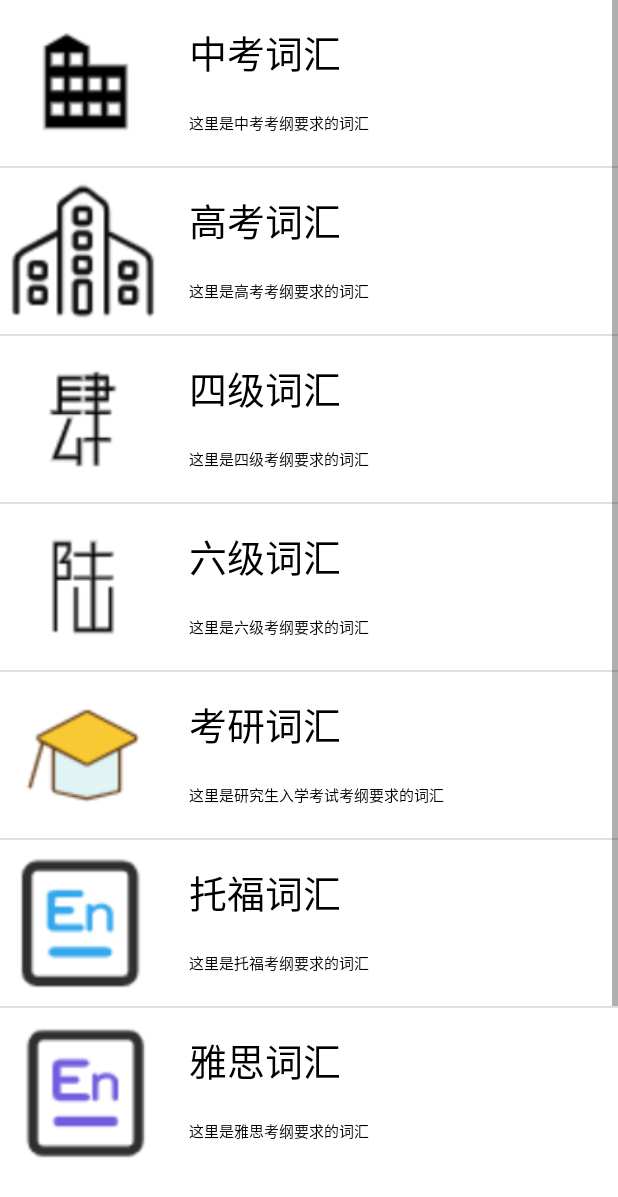
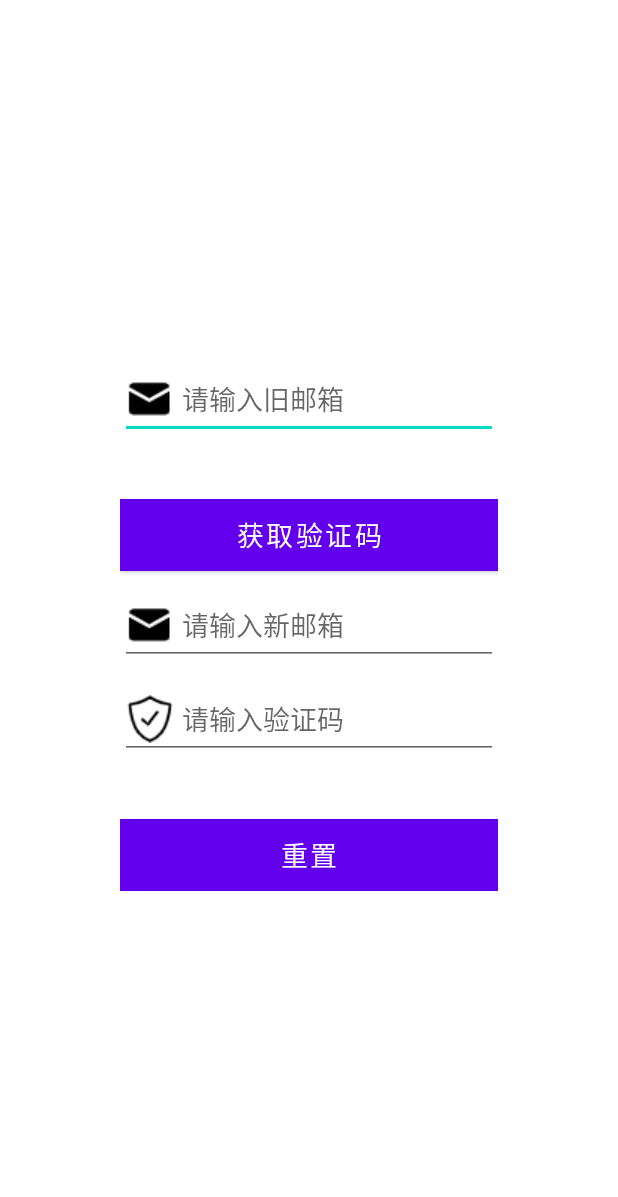
Before and after one commit to gaga666/android_test, an Android app: the First screen opened directly, with no data from a screen before it, after a tap on an icon or button, on a phone screen of 412 x 824 dp. Shown: the top 1197 px of the screen. Run offline under Robolectric (Android 15) with nearby library versions, the phone set to English and light mode, and no system bars.

Commit message:
添加个人中心界面和修改邮箱功能

```diff
--- a/app/src/main/java/com/example/charge/First.java
+++ b/app/src/main/java/com/example/charge/First.java
@@ -6,6 +6,8 @@ import android.view.View;
 import android.widget.ImageView;
 
 import androidx.appcompat.app.AppCompatActivity;
+
+import com.example.charge.changemail.change_mail;
 
 public class First extends AppCompatActivity {
     @Override
@@ -26,7 +28,7 @@ public class First extends AppCompatActivity {
         first_cal.setOnClickListener(new View.OnClickListener() {
             @Override
             public void onClick(View view) {
-                Intent i = new Intent(First.this,maininterface.class);
+                Intent i = new Intent(First.this, change_mail.class);
                 startActivity(i);
                 overridePendingTransition(0,0);
             }
--- a/app/src/main/java/com/example/charge/maininterface.java
+++ b/app/src/main/java/com/example/charge/maininterface.java
@@ -40,7 +40,7 @@ public class maininterface extends AppCompatActivity {
             Map<String,Object> map = new HashMap<>();
             map.put("list_image",list_image[i]);
             map.put("list_text1",list_text1[i]);
-            map.put("list_text2",list_text2[i]);
+//            map.put("list_text2",list_text2[i]);
             lists.add(map);
         }
         /**
@@ -50,7 +50,7 @@ public class maininterface extends AppCompatActivity {
                 ,lists
                 ,R.layout.list
                 ,new String[]{"list_image","list_text1","list_text2"}
-                , new int[]{R.id.list_image,R.id.list_text1,R.id.list_text2});
+                , new int[]{R.id.list_image,R.id.list_text1});
         ListView listView = (ListView) findViewById(R.id.inter_listview);
         listView.setAdapter(adapter);
     }
--- a/app/src/main/java/com/example/charge/uses_head.java
+++ b/app/src/main/java/com/example/charge/uses_head.java
@@ -28,7 +28,6 @@ import java.io.File;
 import java.io.FileOutputStream;
 import java.io.IOException;
 import java.io.InputStream;
-import java.lang.reflect.Type;
 
 import okhttp3.Call;
 import okhttp3.Callback;
@@ -112,6 +111,7 @@ public class uses_head extends AppCompatActivity {
                 }
             }
         });
+        file.delete();
     }
 
     /**
--- a/app/src/main/res/layout/activity_bottom_bar.xml
+++ b/app/src/main/res/layout/activity_bottom_bar.xml
@@ -57,6 +57,7 @@
                 android:layout_width="0dp"
                 android:layout_height="match_parent"
                 android:layout_weight="1">
+
                 <TextView
                     android:id="@+id/bottom_bar_2text"
                     android:layout_width="match_parent"
@@ -67,7 +68,7 @@
                     android:gravity="center"
                     android:text="发布"
                     android:textColor="@color/black"
-                    android:textSize="14sp"/>
+                    android:textSize="14sp" />
                 <ImageView
                     android:id="@+id/bottom_bar_2image"
                     android:layout_width="30dp"
--- /dev/null
+++ b/app/src/main/res/layout/activity_change_mail.xml
@@ -0,0 +1,83 @@
+<?xml version="1.0" encoding="utf-8"?>
+<RelativeLayout xmlns:android="http://schemas.android.com/apk/res/android"
+    xmlns:app="http://schemas.android.com/apk/res-auto"
+    xmlns:tools="http://schemas.android.com/tools"
+    android:layout_width="match_parent"
+    android:layout_height="match_parent"
+    tools:context=".changemail.change_mail">
+
+    <LinearLayout
+        android:orientation="vertical"
+        android:layout_width="match_parent"
+        android:layout_height="wrap_content"
+        android:layout_centerInParent="true"
+        android:layout_marginLeft="40dp"
+        android:layout_marginRight="40dp">
+
+        <LinearLayout
+            android:layout_width="match_parent"
+            android:layout_height="wrap_content"
+            android:orientation="vertical"
+            android:layout_marginTop="40dp"
+            android:layout_marginLeft="40dp"
+            android:layout_marginBottom="40dp"
+            android:layout_marginRight="40dp">
+
+
+            <EditText
+                android:id="@+id/mail_old_mail"
+                android:layout_width="match_parent"
+                android:layout_height="wrap_content"
+                android:layout_marginTop="10dp"
+                android:theme="@style/CardView.Light"
+                android:drawableLeft="@drawable/e_mail"
+                android:drawablePadding="5dp"
+                android:hint="请输入旧邮箱"
+                android:maxLines="1" />
+
+            <Button
+                android:id="@+id/mail_getVerify"
+                android:layout_width="match_parent"
+                android:layout_height="wrap_content"
+                android:layout_marginTop="40dp"
+                android:text="获取验证码"
+                android:textSize="18sp"
+                android:textColor="@color/white"
+                android:background="#1E90FF"/>
+
+
+            <EditText
+                android:id="@+id/mail_new_mail"
+                android:layout_width="match_parent"
+                android:layout_height="wrap_content"
+                android:layout_marginTop="10dp"
+                android:theme="@style/CardView.Light"
+                android:drawableLeft="@drawable/e_mail"
+                android:drawablePadding="5dp"
+                android:hint="请输入新邮箱"
+                android:maxLines="1" />
+
+            <EditText
+                android:id="@+id/mail_verify"
+                android:layout_width="match_parent"
+                android:layout_height="wrap_content"
+                android:layout_marginTop="10dp"
+                android:theme="@style/CardView.Light"
+                android:drawableLeft="@drawable/verify"
+                android:drawablePadding="5dp"
+                android:hint="请输入验证码"
+                android:maxLines="1" />
+
+            <Button
+                android:id="@+id/mail_reset"
+                android:layout_width="match_parent"
+                android:layout_height="wrap_content"
+                android:layout_marginTop="40dp"
+                android:text="重置"
+                android:textSize="18sp"
+                android:textColor="@color/white"
+                android:background="#1E90FF"/>
+        </LinearLayout>
+    </LinearLayout>
+
+</RelativeLayout>
--- a/app/src/main/res/layout/list.xml
+++ b/app/src/main/res/layout/list.xml
@@ -6,16 +6,18 @@
 
     <ImageView
         android:id="@+id/list_image"
-        android:layout_width="100dp"
-        android:layout_height="100dp"
+        android:layout_width="30dp"
+        android:layout_height="30dp"
+
+        android:layout_marginTop="10dp"
         android:adjustViewBounds="true"
         android:layout_margin="5dp"/>
 
     <LinearLayout
         android:layout_width="match_parent"
-        android:layout_height="100dp"
+        android:layout_height="50dp"
         android:layout_margin="5dp"
-        android:layout_marginLeft="10dp"
+        android:layout_marginTop="10dp"
         android:orientation="vertical">
 
         <TextView
@@ -23,16 +25,17 @@
             android:layout_width="wrap_content"
             android:layout_height="wrap_content"
             android:layout_margin="10dp"
-            android:textSize="25sp"
-            android:textColor="@color/black"/>
+            android:gravity="center_vertical"
+            android:textColor="@color/black"
+            android:textSize="15sp" />
 
-        <TextView
-            android:id="@+id/list_text2"
-            android:layout_width="wrap_content"
-            android:layout_height="wrap_content"
-            android:layout_margin="10dp"
-            android:textSize="10sp"
-            android:textColor="@color/black"/>
+<!--        <TextView-->
+<!--            android:id="@+id/list_text2"-->
+<!--            android:layout_width="wrap_content"-->
+<!--            android:layout_height="wrap_content"-->
+<!--            android:layout_margin="10dp"-->
+<!--            android:textSize="10sp"-->
+<!--            android:textColor="@color/black"/>-->
 
 
     </LinearLayout>
```
Also changed, not shown: app/src/main/AndroidManifest.xml (+8 -0 lines), app/src/main/java/com/example/charge/BottomBar.java (+17 -0 lines), app/src/main/java/com/example/charge/changemail/change_mail.java (added, +156 -0 lines), app/src/main/java/com/example/charge/fragment/homeFragment.java (+3 -5 lines), app/src/main/java/com/example/charge/fragment/personalFragment.java (+38 -8 lines), app/src/main/java/com/example/charge/headImage/ImageUtils.java (deleted, +0 -121 lines), app/src/main/res/layout/activity_maininterface.xml (+0 -22 lines), app/src/main/res/layout/fragment_home.xml (+4 -11 lines), app/src/main/res/layout/fragment_personal.xml (+38 -7 lines).
